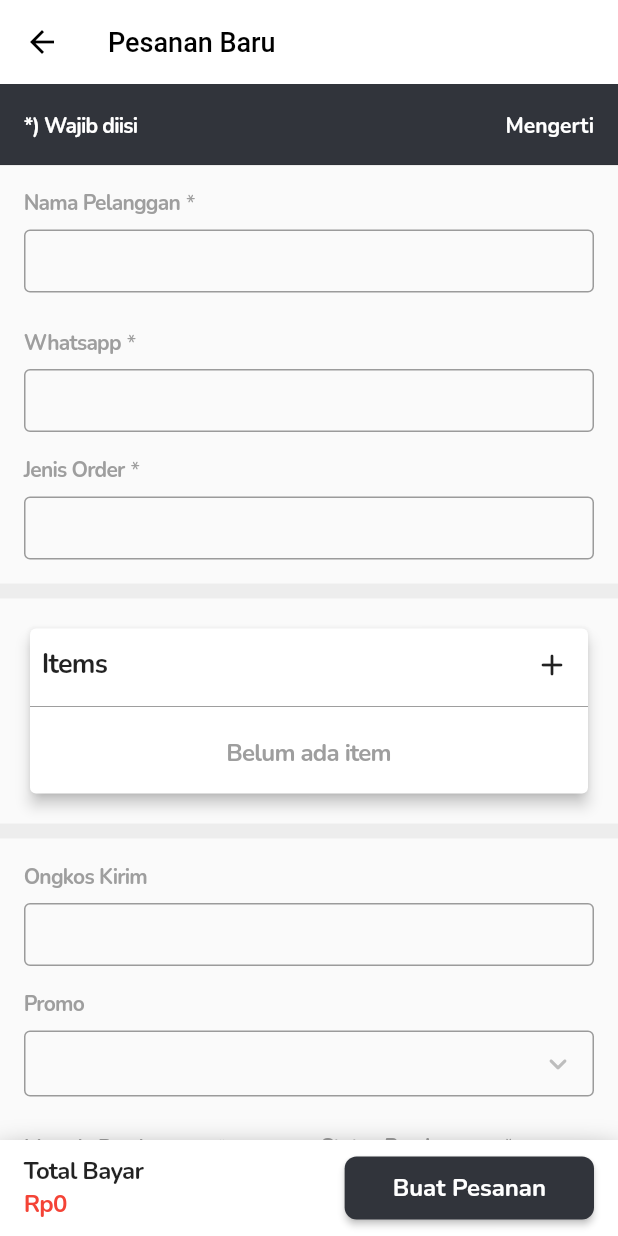
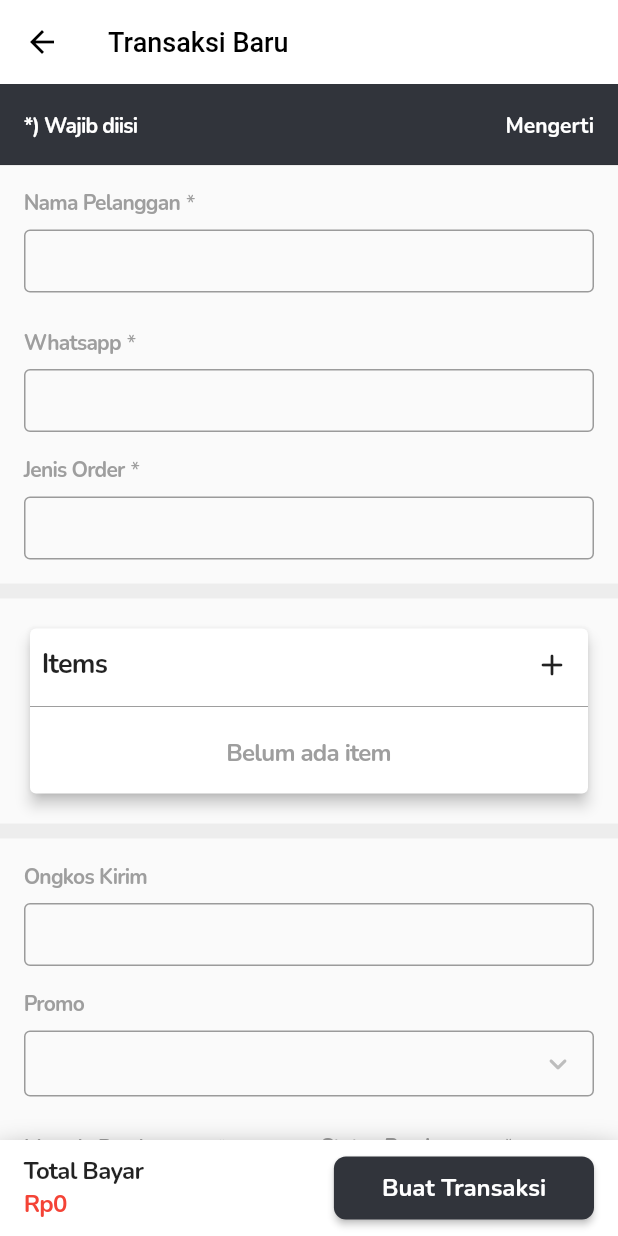
Before and after one commit to azhkhn/seekil-pos-apps, a Flutter app: the Order screen opened by its route, after a tap on the "add" icon, on a phone screen of 412 x 824 dp. Run offline on Flutter 3.47's test engine with Material 2 defaults, Android fonts, the phone set to English and light mode, and no system bars; our stand-ins replace badges, connectivity_plus, dio, flutter_native_image, flutter_svg, flutter_typeahead and 7 more; missing offline and left inert: blue_thermal_printer; accounts and stored records are empty; network calls fail.

Commit message:
UPDATE: add feature delete order, improve feature for staff

```diff
--- a/lib/constants/general.constant.dart
+++ b/lib/constants/general.constant.dart
@@ -11,8 +11,8 @@ class GeneralConstant {
       'Tidak terhubung ke internet, periksa jaringan Anda';
   static const FAILED_LOGIN = 'Periksa kembali username dan password Anda';
 
-  static const ORDER_CREATED = 'Pesanan baru berhasil dibuat';
-  static const ORDER_UPDATED = 'Pesanan berhasil diperbarui';
+  static const ORDER_CREATED = 'Transaksi baru berhasil dibuat';
+  static const ORDER_UPDATED = 'Transaksi berhasil diperbarui';
 
   static List<Map<String, String>> filterPaymentStatus = [
     {'id': 'lunas', 'name': 'Lunas'},
--- a/lib/modules/expenditure/income_and_expenses/views/card_incoming.dart
+++ b/lib/modules/expenditure/income_and_expenses/views/card_incoming.dart
@@ -28,7 +28,7 @@ class CardIncoming extends StatelessWidget {
                     children: [
                       CardContainerRowChild(
                         children: [
-                          Text('Total Pesanan'),
+                          Text('Total Transaksi'),
                           Text('${data['incoming']['items'].toString()} items')
                         ],
                       ),
--- a/lib/modules/order/add_new/main.dart
+++ b/lib/modules/order/add_new/main.dart
@@ -8,6 +8,7 @@ import 'package:seekil_back_office/modules/order/add_new/views/payment_detail.da
 import 'package:seekil_back_office/modules/order/add_new/views/payment_section.dart';
 import 'package:seekil_back_office/utilities/helper/order_helper.dart';
 import 'package:seekil_back_office/utilities/helper/word_transformation.dart';
+import 'package:seekil_back_office/widgets/loading_indicator.dart';
 import 'package:seekil_back_office/widgets/widget.helper.dart';
 
 class OrderAddNew extends StatefulWidget {
@@ -24,6 +25,7 @@ class _OrderAddNewState extends State<OrderAddNew> {
   OrderUtils orderUtils = OrderUtils();
   bool isUsePoint = false;
   bool _showBannerRequiredField = true;
+  bool _showLoading = false;
 
   TextEditingController whatsappController = TextEditingController();
   TextEditingController customerNameController = TextEditingController();
@@ -31,8 +33,10 @@ class _OrderAddNewState extends State<OrderAddNew> {
   @override
   Widget build(BuildContext context) {
     return Scaffold(
-        appBar: WidgetHelper.appBar('Pesanan Baru'),
-        body: Column(children: [
+        appBar: WidgetHelper.appBar('Transaksi Baru'),
+        body: Stack(
+          children: [
+            Column(children: [
               if (_showBannerRequiredField)
                 MaterialBanner(
                     content: Text(
@@ -90,16 +94,14 @@ class _OrderAddNewState extends State<OrderAddNew> {
                           onChangePromo: (dynamic item) {
                             List<dynamic>? items = _orderAddNewModel.items;
                             int discount = item['discount'];
-                        // int itemsTotal = items != null
-                        //     ? orderUtils.getItemSubtotal(items)
-                        //     : 0;
                             double totalDiscount =
                                 (orderUtils.getItemSubtotal(items) * discount) /
                                     100;
 
                             setState(() {
                               _orderAddNewModel.promoId = item['id'] as int;
-                          _orderAddNewModel.potongan = totalDiscount.toInt();
+                              _orderAddNewModel.potongan =
+                                  totalDiscount.toInt();
                             });
                           },
                         ),
@@ -116,13 +118,25 @@ class _OrderAddNewState extends State<OrderAddNew> {
                       ],
                     )),
               ),
-          OrderAddNewFooterSection(_orderAddNewModel, _formKey)
-        ]));
+              OrderAddNewFooterSection(
+                orderAddNewModel: _orderAddNewModel,
+                formKey: _formKey,
+                handleShowLoading: _handleShowLoading,
+              )
+            ]),
+            if (_showLoading) LoadingIndicator()
+          ],
+        ));
+  }
+
+  void _handleShowLoading() {
+    setState(() {
+      _showLoading = !_showLoading;
+    });
   }
 
   void _onChangeCustomerName(dynamic value) {
     _orderAddNewModel.customerName = value;
-
     setState(() {});
   }
 
--- a/lib/modules/order/add_new/views/footer_section.dart
+++ b/lib/modules/order/add_new/views/footer_section.dart
@@ -5,16 +5,20 @@ import 'package:seekil_back_office/models/order_add_new.model.dart';
 import 'package:seekil_back_office/utilities/helper/order_helper.dart';
 import 'package:seekil_back_office/utilities/helper/snackbar_helper.dart';
 import 'package:seekil_back_office/utilities/helper/word_transformation.dart';
-import 'package:seekil_back_office/widgets/loading_indicator.dart';
 import 'package:seekil_back_office/constants/color.constant.dart';
 
 class OrderAddNewFooterSection extends StatelessWidget {
-  OrderAddNewFooterSection(this.orderAddNewModel, this.formKey, {Key? key})
+  OrderAddNewFooterSection(
+      {Key? key,
+      required this.orderAddNewModel,
+      required this.formKey,
+      required this.handleShowLoading})
       : super(key: key);
   final WordTransformation wt = WordTransformation();
   final OrderUtils orderUtils = OrderUtils();
   final OrderAddNewModel orderAddNewModel;
   final GlobalKey<FormState> formKey;
+  final void Function() handleShowLoading;
 
   @override
   Widget build(BuildContext context) {
@@ -48,14 +52,14 @@ class OrderAddNewFooterSection extends StatelessWidget {
             ],
           )),
           ElevatedButton(
-              onPressed: _onSaveForm,
+              onPressed: _saveFormConfirmation,
               style: ElevatedButton.styleFrom(
                   padding:
                       EdgeInsets.symmetric(vertical: 10.0, horizontal: 32.0),
                   primary: ColorConstant.DEF,
                   shape: RoundedRectangleBorder(
                       borderRadius: BorderRadius.all(Radius.circular(8.0)))),
-              child: Text('Buat Pesanan',
+              child: Text('Buat Transaksi',
                   style: TextStyle(
                       fontSize: 16.0,
                       fontWeight: FontWeight.bold,
@@ -67,16 +71,41 @@ class OrderAddNewFooterSection extends StatelessWidget {
   }
 
   void _onSaveForm() async {
-    if (formKey.currentState!.validate()) {
     try {
-        Get.dialog(LoadingIndicator());
+      Get.back();
+      handleShowLoading();
       await orderAddNewModel.createOrder(orderAddNewModel.toJson());
-        Get.back();
+      handleShowLoading();
       Get.back(result: true);
     } catch (error) {
+      handleShowLoading();
       SnackbarHelper.show(
           title: GeneralConstant.ERROR_TITLE, message: error.toString());
     }
   }
+
+  void _saveFormConfirmation() {
+    if (formKey.currentState!.validate()) {
+      Get.dialog(
+          AlertDialog(
+            title: Text('Konfirmasi'),
+            content: Text('Anda yakin data yang dimasukkan sudah benar?'),
+            actions: [
+              TextButton(
+                onPressed: () => Get.back(),
+                child:
+                    Text('Batal', style: TextStyle(color: ColorConstant.DEF)),
+              ),
+              ElevatedButton(
+                child: Text('Ya, buat',
+                    style: TextStyle(
+                        color: Colors.white, fontWeight: FontWeight.bold)),
+                onPressed: _onSaveForm,
+                style: ElevatedButton.styleFrom(primary: ColorConstant.DEF),
+              ),
+            ],
+          ),
+          barrierDismissible: false);
     }
   }
+}
--- a/lib/modules/order/all_order/main.dart
+++ b/lib/modules/order/all_order/main.dart
@@ -59,7 +59,7 @@ class _AllOrderState extends State<AllOrder> {
   @override
   Widget build(BuildContext context) {
     return Scaffold(
-        appBar: WidgetHelper.appBar('Semua Pesanan'),
+        appBar: WidgetHelper.appBar('Semua Transaksi'),
         body: Container(
           padding: EdgeInsets.all(16.0),
           child: Column(
--- a/lib/modules/order/detail/views/customer_section.dart
+++ b/lib/modules/order/detail/views/customer_section.dart
@@ -34,7 +34,7 @@ class CustomerSection extends StatelessWidget {
         children: [
           Container(
               margin: const EdgeInsets.only(bottom: 8.0),
-              child: Text('Detail Transaksi',
+              child: Text('Info Pelanggan',
                   style: TextStyle(
                     fontWeight: FontWeight.bold,
                     fontSize: 16.0,
@@ -66,7 +66,7 @@ class CustomerSection extends StatelessWidget {
               children: [
                 Expanded(
                   child: Text(
-                    'Jenis Pesanan',
+                    'Jenis Transaksi',
                     style: titleStyle,
                   ),
                 ),
--- a/lib/modules/order/list/main.dart
+++ b/lib/modules/order/list/main.dart
@@ -3,7 +3,6 @@ import 'package:get/get.dart';
 import 'package:seekil_back_office/constants/color.constant.dart';
 import 'package:seekil_back_office/constants/general.constant.dart';
 import 'package:seekil_back_office/models/order_list.model.dart';
-import 'package:seekil_back_office/modules/order/list/views/cancel_order_list.dart';
 import 'package:seekil_back_office/modules/order/list/views/done_order_list.dart';
 import 'package:seekil_back_office/modules/order/list/views/inprogress_order_list.dart';
 import 'package:seekil_back_office/routes/routes.dart';
@@ -37,16 +36,22 @@ class _OrderState extends State<Order> {
   @override
   Widget build(BuildContext context) {
     return DefaultTabController(
-      length: 4,
+      length: 3,
       child: Scaffold(
         appBar: WidgetHelper.appBar(
           'Transaksi ${wt.currentMonth}',
-          bottom: TabBar(
+          bottom: PreferredSize(
+            preferredSize: Size.fromHeight(48.0),
+            child: Container(
+              padding: EdgeInsets.symmetric(horizontal: 16.0),
+              color: Colors.white,
+              alignment: Alignment.centerLeft,
+              child: TabBar(
                   labelStyle: TextStyle(fontWeight: FontWeight.bold),
                   labelColor: Colors.white,
                   unselectedLabelColor: Colors.grey,
+                  indicatorSize: TabBarIndicatorSize.tab,
                   isScrollable: true,
-              indicatorSize: TabBarIndicatorSize.tab,
                   indicator: BoxDecoration(
                       borderRadius: BorderRadius.circular(50),
                       color: ColorConstant.DEF),
@@ -54,8 +59,9 @@ class _OrderState extends State<Order> {
                     Tab(text: 'Baru'),
                     Tab(text: 'Diproses'),
                     Tab(text: 'Selesai'),
-                Tab(text: 'Dibatalkan'),
                   ]),
+            ),
+          ),
           actions: [
             IconButton(
               icon: Icon(
@@ -81,7 +87,6 @@ class _OrderState extends State<Order> {
           ),
           OrderInprogressList(),
           OrderDoneList(),
-          OrderCancelList()
         ]),
       ),
     );
--- a/pubspec.yaml
+++ b/pubspec.yaml
@@ -4,7 +4,7 @@ description: A new Flutter project.
 # The following line prevents the package from being accidentally published to
 # pub.dev using `pub publish`. This is preferred for private packages.
 publish_to: 'none' # Remove this line if you wish to publish to pub.dev
-version: 1.1.0
+version: 1.1.1
 
 environment:
     sdk: '>=2.12.0 <3.0.0'
@@ -32,6 +32,8 @@ dependencies:
     package_info_plus: ^1.3.0
     badges: ^2.0.2
     jiffy: ^5.0.0
+    firebase_messaging: ^11.2.5
+    firebase_core: ^1.11.0
 
 dev_dependencies:
     flutter_test:
@@ -42,6 +44,7 @@ flutter:
     assets:
         - assets/images/
         - assets/svg/
+        - assets/logo.jpeg
 
     fonts:
         - family: Nunito
```
Also changed, not shown: lib/models/order_list.model.dart (+11 -0 lines), lib/modules/order/detail/main.dart (+62 -40 lines), lib/modules/order/detail/views/detail_section.dart (+46 -45 lines), lib/modules/order/detail/views/payment_section.dart (+12 -12 lines), lib/modules/order/list/views/cancel_order_list.dart (deleted, +0 -69 lines), assets/logo.jpeg (added), pubspec.lock. Lines whose indentation alone changed are shown as unchanged.
